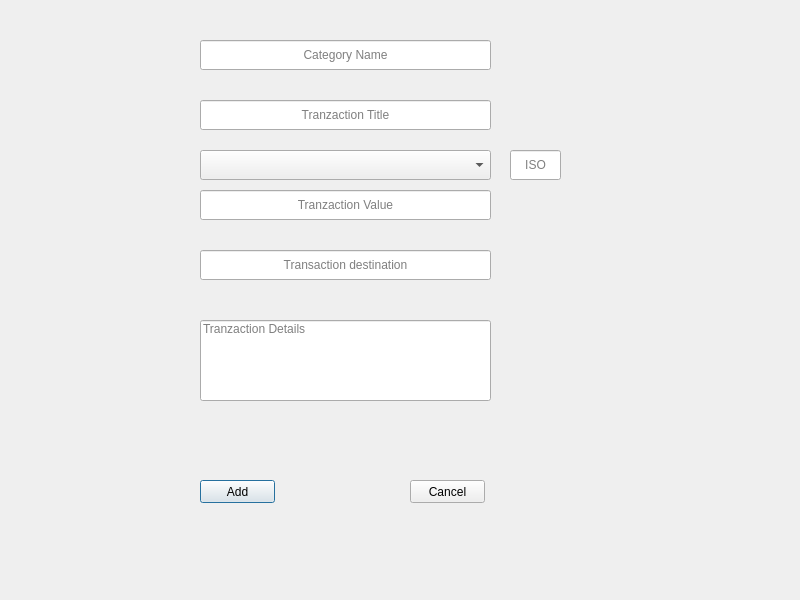
This is 3_Solution/CleverClient/addspendingsdialog.ui in georgecpp/CleverPocket as Qt 5 draws it before an edit. The edited form follows.
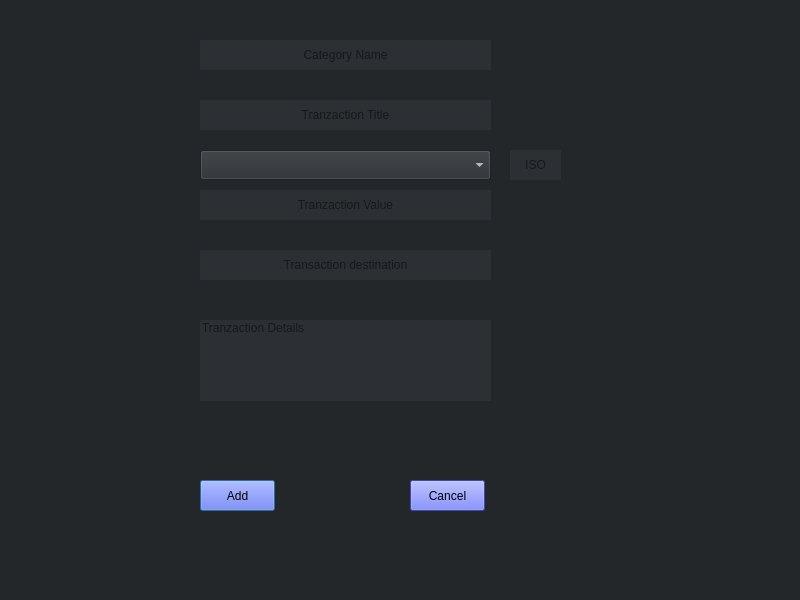
This is the edited form.

Diff of the .ui file:
```diff
--- a/3_Solution/CleverClient/addspendingsdialog.ui
+++ b/3_Solution/CleverClient/addspendingsdialog.ui
@@ -13,6 +13,11 @@
   <property name="windowTitle">
    <string>AddSpendingsDialog</string>
   </property>
+  <property name="styleSheet">
+   <string notr="true">background-color:rgb(35, 39, 42);
+
+</string>
+  </property>
   <widget class="QLineEdit" name="categoryNameLineEdit">
    <property name="geometry">
     <rect>
@@ -22,6 +27,13 @@
      <height>30</height>
     </rect>
    </property>
+   <property name="styleSheet">
+    <string notr="true">QLineEdit[text]{
+color: white;}
+QLineEdit{
+background-color: rgb(44, 47, 51);
+border:none;}</string>
+   </property>
    <property name="alignment">
     <set>Qt::AlignCenter</set>
    </property>
@@ -41,6 +53,13 @@
      <height>30</height>
     </rect>
    </property>
+   <property name="styleSheet">
+    <string notr="true">QLineEdit[text]{
+color: white;}
+QLineEdit{
+background-color: rgb(44, 47, 51);
+border:none;}</string>
+   </property>
    <property name="inputMethodHints">
     <set>Qt::ImhDigitsOnly</set>
    </property>
@@ -63,6 +82,34 @@
      <height>30</height>
     </rect>
    </property>
+   <property name="styleSheet">
+    <string notr="true">QComboBox
+{
+color:white;
+background-color: rgb(44, 47, 51);
+}
+
+QComboBox QAbstractItemView {
+   color:white;
+    selection-background-color:rgb(88, 101, 242);
+	backgroud-color:rgb(44, 47, 51);
+	
+}
+
+QComboBox QScrollBar
+{
+background: #5865F2
+}
+
+QComboBox QAbstractItemView QScrollBar
+{
+background: #5865F2
+}
+
+
+
+</string>
+   </property>
   </widget>
   <widget class="QLineEdit" name="financeISOLineEdit">
    <property name="geometry">
@@ -73,6 +120,13 @@
      <height>30</height>
     </rect>
    </property>
+   <property name="styleSheet">
+    <string notr="true">QLineEdit[text]{
+color: white;}
+QLineEdit{
+background-color: rgb(44, 47, 51);
+border:none;}</string>
+   </property>
    <property name="alignment">
     <set>Qt::AlignCenter</set>
    </property>
@@ -92,6 +146,13 @@
      <height>30</height>
     </rect>
    </property>
+   <property name="styleSheet">
+    <string notr="true">QLineEdit[text]{
+color: white;}
+QLineEdit{
+background-color: rgb(44, 47, 51);
+border:none;}</string>
+   </property>
    <property name="alignment">
     <set>Qt::AlignCenter</set>
    </property>
@@ -111,6 +172,13 @@
      <height>81</height>
     </rect>
    </property>
+   <property name="styleSheet">
+    <string notr="true">QLineEdit[text]{
+color: white;}
+QLineEdit{
+background-color: rgb(44, 47, 51);
+border:none;}</string>
+   </property>
    <property name="alignment">
     <set>Qt::AlignLeading|Qt::AlignLeft|Qt::AlignTop</set>
    </property>
@@ -124,9 +192,25 @@
      <x>200</x>
      <y>480</y>
      <width>75</width>
-     <height>23</height>
+     <height>31</height>
     </rect>
    </property>
+   <property name="styleSheet">
+    <string notr="true">
+QPushButton {
+     background-color: rgb(88, 101, 242);
+ }
+ QPushButton#pushButton:pressed {
+   	background-color: rgb(88, 157, 242); 
+ }
+ QPushButton#pushButton:hover {
+     
+	background-color: rgb(88, 157, 242);
+ }
+ QPushButton[text] {
+    color:white;
+ }</string>
+   </property>
    <property name="text">
     <string>Add</string>
    </property>
@@ -137,9 +221,25 @@
      <x>410</x>
      <y>480</y>
      <width>75</width>
-     <height>23</height>
+     <height>31</height>
     </rect>
    </property>
+   <property name="styleSheet">
+    <string notr="true">
+QPushButton {
+     background-color: rgb(88, 101, 242);
+ }
+ QPushButton#pushButton:pressed {
+   	background-color: rgb(88, 157, 242); 
+ }
+ QPushButton#pushButton:hover {
+     
+	background-color: rgb(88, 157, 242);
+ }
+ QPushButton[text] {
+    color:white;
+ }</string>
+   </property>
    <property name="text">
     <string>Cancel</string>
    </property>
@@ -153,6 +253,13 @@
      <height>30</height>
     </rect>
    </property>
+   <property name="styleSheet">
+    <string notr="true">QLineEdit[text]{
+color: white;}
+QLineEdit{
+background-color: rgb(44, 47, 51);
+border:none;}</string>
+   </property>
    <property name="inputMethodHints">
     <set>Qt::ImhDigitsOnly</set>
    </property>
```
